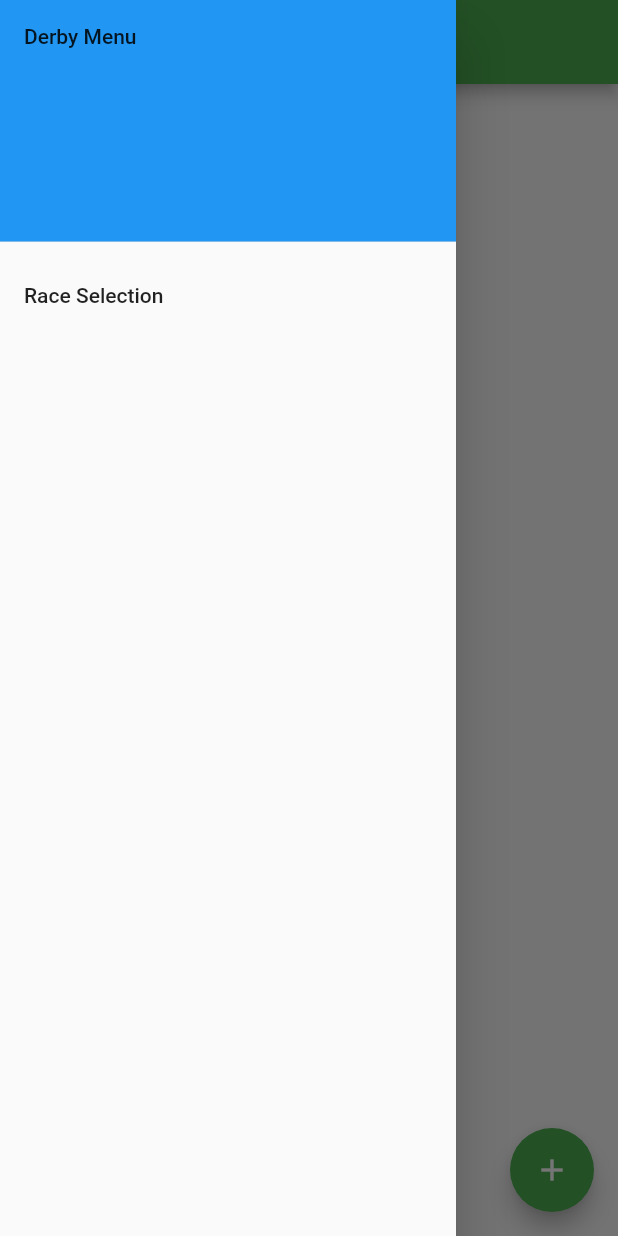
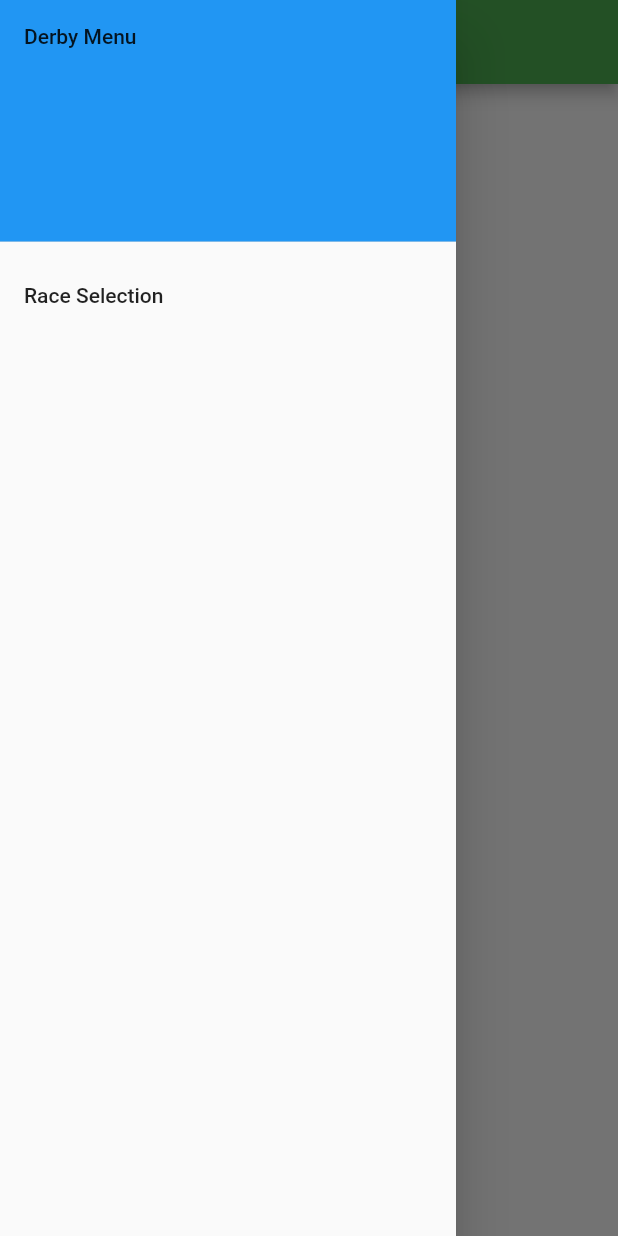
Before and after one commit to cwitte4191/flutter0322, a Flutter app: the BracketList screen opened by its route, in the side drawer, after a tap on "Race Selection", on a phone screen of 412 x 824 dp. Run offline on Flutter 3.47's test engine with Material 2 defaults, Android fonts, the phone set to English and light mode, and no system bars; our stand-ins replace cached_network_image, event_bus, sqflite, tuple; missing offline and left inert: mqtt_client, observable; accounts and stored records are empty; network calls fail.

Commit message:
Changed FAB from add to refresh.

```diff
--- a/lib/appPages/BracketList.dart
+++ b/lib/appPages/BracketList.dart
@@ -22,13 +22,7 @@ class BracketList extends StatelessWidget {
       ),
       drawer: DerbyNavDrawer.getDrawer(context),
       body: new DerbyBodyWidgets().getBracketListBody(),
-      floatingActionButton: new FloatingActionButton(
-        onPressed: () => print("TODO: handle press")
-            //requestRefresh(context)
-            ,
-        tooltip: 'Increment',
-        child: new Icon(Icons.add),
-      ), // This trailing comma makes auto-formatting nicer for build methods.
+// This trailing comma makes auto-formatting nicer for build methods.
     );
   }
 }
--- a/lib/appPages/RaceSelection2.dart
+++ b/lib/appPages/RaceSelection2.dart
@@ -3,11 +3,10 @@ import 'package:flutter0322/DerbyNavDrawer.dart';
 import 'package:flutter0322/derbyBodyWidgets.dart';
 import 'package:flutter0322/network/GetS3Object.dart';
 
-
 class RaceSelection2 extends StatelessWidget {
   final String title;
   final Map<String, String> flist;
-  RaceSelection2({this.title="Race Selection", this.flist});
+  RaceSelection2({this.title = "Race Selection", this.flist});
 
   @override
   Widget build(BuildContext context) {
@@ -17,18 +16,19 @@ class RaceSelection2 extends StatelessWidget {
       ),
       drawer: DerbyNavDrawer.getDrawer(context),
       body: new DerbyBodyWidgets().getRaceSelectionBody(flist),
-      floatingActionButton: new FloatingActionButton(
-        onPressed: ()=>{},
-        tooltip: 'Increment',
-        child: new Icon(Icons.add),
-      ), // This trailing comma makes auto-formatting nicer for build methods.
+      // This trailing comma makes auto-formatting nicer for build methods.
     );
   }
-  static loadAndPush(BuildContext context, [String s3BucketName="https://s3.amazonaws.com/all.derby.rr1.us"]) async {
-    var flist=await new GetS3Object().getS3BucketList(s3BucketName);
 
-    print("loadAndPush: "+flist.toString());
-    Navigator.push(context,
-        new MaterialPageRoute(builder: (context) => new RaceSelection2(flist:flist)));
+  static loadAndPush(BuildContext context,
+      [String s3BucketName =
+          "https://s3.amazonaws.com/all.derby.rr1.us"]) async {
+    var flist = await new GetS3Object().getS3BucketList(s3BucketName);
+
+    print("loadAndPush: " + flist.toString());
+    Navigator.push(
+        context,
+        new MaterialPageRoute(
+            builder: (context) => new RaceSelection2(flist: flist)));
   }
 }
--- a/lib/appPages/TabbedRaceHistory.dart
+++ b/lib/appPages/TabbedRaceHistory.dart
@@ -77,8 +77,8 @@ class _TabbedRaceHistoryState extends State<TabbedRaceHistory> with SingleTicker
       floatingActionButton: new FloatingActionButton(
         onPressed: ()=>          requestRefresh(context)
         ,
-        tooltip: 'Increment',
-        child: new Icon(Icons.add),
+        tooltip: 'Refresh',
+        child: new Icon(Icons.refresh),
       ), // This tr
     );
 
--- a/lib/network/DerbyDbCache.dart
+++ b/lib/network/DerbyDbCache.dart
@@ -1,3 +1,5 @@
+import 'dart:async';
+
 import 'package:flutter0322/models.dart';
 import 'package:flutter0322/network/derbyDb.dart';
 
@@ -9,7 +11,7 @@ class DerbyDbCache<T extends HasRelational>{
   DerbyDb derbyDb;
   DerbyDbCache(this.modelString);
 
-  void init(DerbyDb ddb) async {
+  Future init(DerbyDb ddb) async {
     this.derbyDb=ddb;
     ddb.recentChangesController.stream.listen(onChangeHandler);
 
--- a/pubspec.yaml
+++ b/pubspec.yaml
@@ -11,7 +11,7 @@ dependencies:
   #wilt: any
   tuple: "^1.0.1"
   color: "^2.0.2"
-  #mqtt_client: "^1.7.1"
+  #mqtt_client: "^1.7.2"
   mqtt_client:
       path: /Users/cwitte/scratch/mqtt_client
   archive: "^1.0.33"
@@ -19,6 +19,7 @@ dependencies:
   #protobuf: ">=0.3.4 <0.4.0"
   #dson: "any"
   intl: "^0.15.6"
+  event_bus: "^0.4.1"
 
   semaphore: "^0.0.1"
   sqflite: "^0.8.9"
```
Also changed, not shown: lib/MqttOberver.dart (added, +52 -0 lines), lib/appPages/RacePhasePage.dart (+5 -2 lines), lib/appPages/RaceStandingPage.dart (+5 -2 lines), lib/appPages/RacerPage.dart (+6 -3 lines), lib/globals.dart (+22 -15 lines), lib/network/GetS3Object.dart (+13 -0 lines), lib/network/derbyDb.dart (+18 -5 lines).
